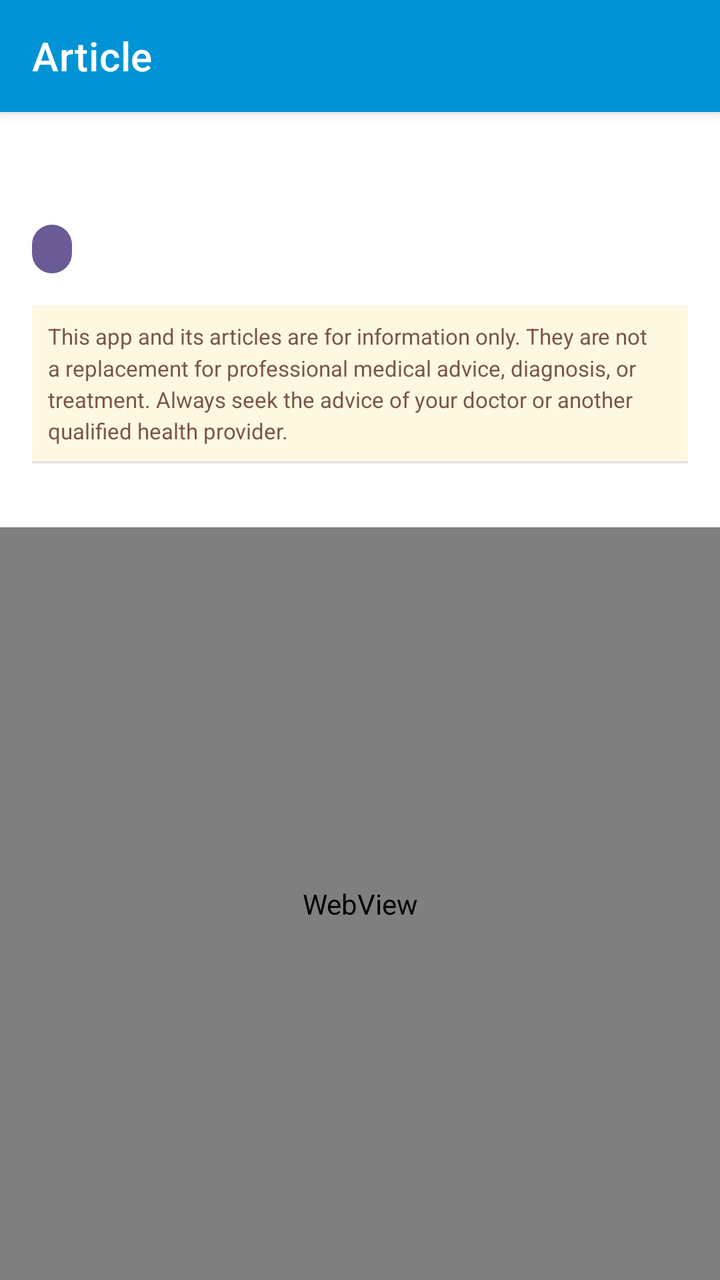
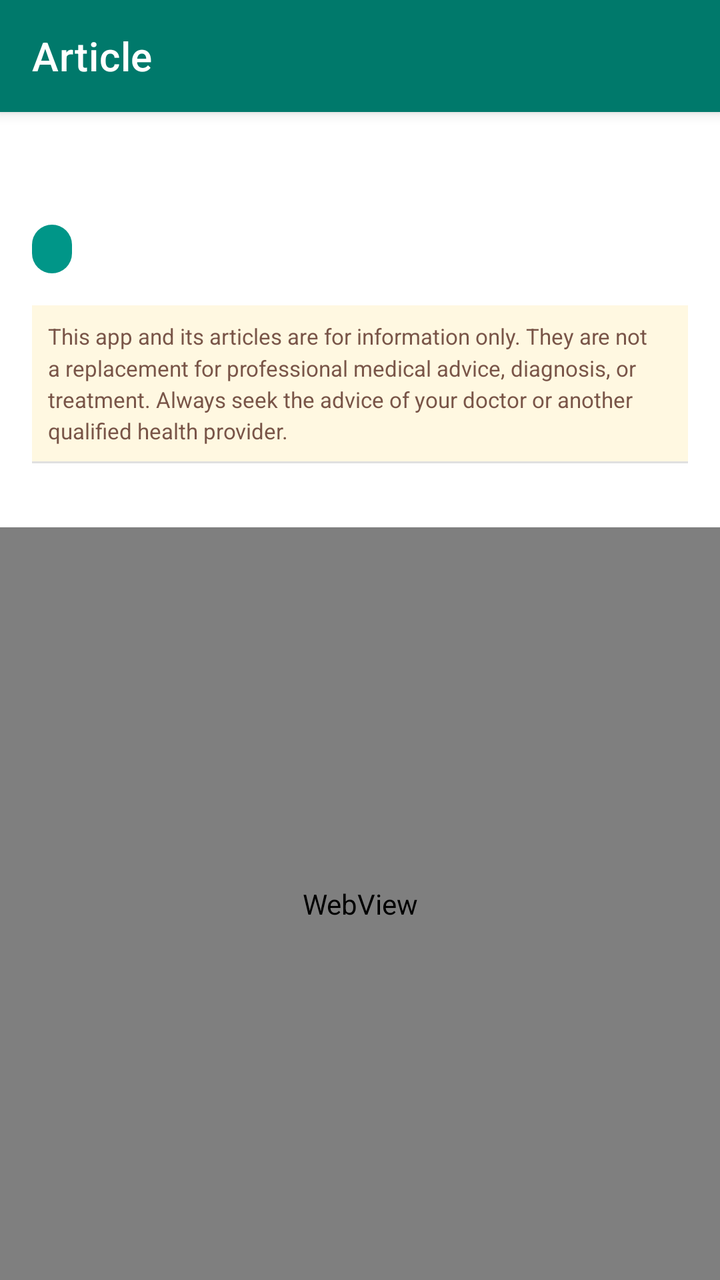

Before-and-after screenshots of an Android layout around one commit, followed by the original layout XML and the change that was made.
<!-- AndroidManifest.xml: application theme Theme.HelloApp -->
<!-- res/layout/activity_article_detail.xml -->
<?xml version="1.0" encoding="utf-8"?>
<androidx.coordinatorlayout.widget.CoordinatorLayout xmlns:android="http://schemas.android.com/apk/res/android"
    xmlns:app="http://schemas.android.com/apk/res-auto"
    android:layout_width="match_parent"
    android:layout_height="match_parent"
    android:background="#FFFFFF">

    <com.google.android.material.appbar.AppBarLayout
        android:layout_width="match_parent"
        android:layout_height="wrap_content"
        android:background="#0093D5">

        <com.google.android.material.appbar.MaterialToolbar
            android:id="@+id/toolbar"
            android:layout_width="match_parent"
            android:layout_height="?attr/actionBarSize"
            app:title="Article"
            app:titleTextColor="@android:color/white"
            app:navigationIconTint="@android:color/white" />

    </com.google.android.material.appbar.AppBarLayout>

    <LinearLayout
        android:layout_width="match_parent"
        android:layout_height="match_parent"
        android:orientation="vertical"
        app:layout_behavior="@string/appbar_scrolling_view_behavior">

        <LinearLayout
            android:layout_width="match_parent"
            android:layout_height="wrap_content"
            android:orientation="vertical"
            android:padding="16dp"
            android:background="#FFFFFF">

            
            <TextView
                android:id="@+id/articleTitle"
                android:layout_width="match_parent"
                android:layout_height="wrap_content"
                android:textSize="24sp"
                android:textStyle="bold"
                android:textColor="#333333"
                android:lineSpacingMultiplier="1.2"
                android:layout_marginBottom="8dp" />

            
            <LinearLayout
                android:layout_width="match_parent"
                android:layout_height="wrap_content"
                android:orientation="horizontal"
                android:layout_marginBottom="16dp">

                <TextView
                    android:id="@+id/articleCategory"
                    android:layout_width="wrap_content"
                    android:layout_height="wrap_content"
                    android:textSize="12sp"
                    android:textColor="@android:color/white"
                    android:textAllCaps="true"
                    android:background="@drawable/category_badge_background"
                    android:paddingHorizontal="10dp"
                    android:paddingVertical="4dp" />

                <TextView
                    android:id="@+id/articleSource"
                    android:layout_width="wrap_content"
                    android:layout_height="wrap_content"
                    android:textSize="12sp"
                    android:textColor="#666666"
                    android:layout_marginStart="12dp"
                    android:gravity="center_vertical" />

            </LinearLayout>

            
            <TextView
                android:id="@+id/articleDisclaimer"
                android:layout_width="match_parent"
                android:layout_height="wrap_content"
                android:padding="8dp"
                android:background="#FFF8E1"
                android:text="@string/disclaimer_articles"
                android:textSize="11sp"
                android:textColor="#795548"
                android:lineSpacingMultiplier="1.2" />

            
            <View
                android:layout_width="match_parent"
                android:layout_height="1dp"
                android:background="#E0E0E0"
                android:layout_marginBottom="16dp" />

        </LinearLayout>

        
        <WebView
            android:id="@+id/articleContent"
            android:layout_width="match_parent"
            android:layout_height="match_parent"
            android:background="#FFFFFF" />

    </LinearLayout>

</androidx.coordinatorlayout.widget.CoordinatorLayout>
<!-- resources referenced by this layout -->
<resources>
  <!-- drawable category_badge_background (drawable) -->
  <?xml version="1.0" encoding="utf-8"?>
  <shape xmlns:android="http://schemas.android.com/apk/res/android"
      android:shape="rectangle">
      <solid android:color="#6B5B95" />
      <corners android:radius="12dp" />
  </shape>
  <string name="disclaimer_articles">This app and its articles are for information only. They are not a replacement for professional medical advice, diagnosis, or treatment. Always seek the advice of your doctor or another qualified health provider.</string>
  <style name="Theme.HelloApp" parent="Theme.MaterialComponents.DayNight.NoActionBar">
          <item name="colorPrimary">@color/teal_500</item>
          <item name="colorPrimaryVariant">@color/teal_700</item>
          <item name="colorOnPrimary">@color/white</item>
          <item name="colorSecondary">@color/light_blue_500</item>
          <item name="colorSecondaryVariant">@color/light_blue_200</item>
          <item name="colorOnSecondary">@color/black</item>
          <item name="android:statusBarColor">@color/teal_700</item>
      </style>
  <color name="teal_500">#FF009688</color>
  <color name="teal_700">#FF00796B</color>
  <color name="white">#FFFFFFFF</color>
  <color name="light_blue_500">#FF03A9F4</color>
  <color name="light_blue_200">#FF81D4FA</color>
  <color name="black">#FF000000</color>
</resources>

<!-- the commit's change to res/layout/activity_article_detail.xml (unified diff, before → after) -->
@@ -8,7 +8,7 @@
     <com.google.android.material.appbar.AppBarLayout
         android:layout_width="match_parent"
         android:layout_height="wrap_content"
-        android:background="#0093D5">
+        android:background="@color/teal_700">
 
         <com.google.android.material.appbar.MaterialToolbar
             android:id="@+id/toolbar"
@@ -92,6 +92,17 @@
                 android:background="#E0E0E0"
                 android:layout_marginBottom="16dp" />
 
+            
+            <Button
+                android:id="@+id/openRapidTestTimerButton"
+                android:layout_width="match_parent"
+                android:layout_height="wrap_content"
+                android:text="@string/rapid_test_open_timer"
+                android:visibility="gone"
+                style="@style/Widget.MaterialComponents.Button.OutlinedButton"
+                android:textAllCaps="false"
+                android:layout_marginBottom="16dp" />
+
         </LinearLayout>
 
         
<!-- resource entries referenced after the edit -->
@@ -4,10 +4,11 @@
   <?xml version="1.0" encoding="utf-8"?>
   <shape xmlns:android="http://schemas.android.com/apk/res/android"
       android:shape="rectangle">
-      <solid android:color="#6B5B95" />
-      <corners android:radius="12dp" />
+      <solid android:color="@color/teal_500" />
+      <corners android:radius="16dp" />
   </shape>
   <string name="disclaimer_articles">This app and its articles are for information only. They are not a replacement for professional medical advice, diagnosis, or treatment. Always seek the advice of your doctor or another qualified health provider.</string>
+  <string name="rapid_test_open_timer">Open rapid test timer</string>
   <style name="Theme.HelloApp" parent="Theme.MaterialComponents.DayNight.NoActionBar">
           <item name="colorPrimary">@color/teal_500</item>
           <item name="colorPrimaryVariant">@color/teal_700</item>
@@ -16,6 +17,9 @@
           <item name="colorSecondaryVariant">@color/light_blue_200</item>
           <item name="colorOnSecondary">@color/black</item>
           <item name="android:statusBarColor">@color/teal_700</item>
+          <item name="shapeAppearanceSmallComponent">@style/ShapeAppearance.App.Rounded.Small</item>
+          <item name="shapeAppearanceMediumComponent">@style/ShapeAppearance.App.Rounded.Medium</item>
+          <item name="shapeAppearanceLargeComponent">@style/ShapeAppearance.App.Rounded.Large</item>
       </style>
   <color name="teal_500">#FF009688</color>
   <color name="teal_700">#FF00796B</color>
@@ -23,5 +27,17 @@
   <color name="light_blue_500">#FF03A9F4</color>
   <color name="light_blue_200">#FF81D4FA</color>
   <color name="black">#FF000000</color>
+  <style name="ShapeAppearance.App.Rounded.Small" parent="ShapeAppearance.MaterialComponents.SmallComponent">
+          <item name="cornerFamily">rounded</item>
+          <item name="cornerSize">12dp</item>
+      </style>
+  <style name="ShapeAppearance.App.Rounded.Medium" parent="ShapeAppearance.MaterialComponents.MediumComponent">
+          <item name="cornerFamily">rounded</item>
+          <item name="cornerSize">16dp</item>
+      </style>
+  <style name="ShapeAppearance.App.Rounded.Large" parent="ShapeAppearance.MaterialComponents.LargeComponent">
+          <item name="cornerFamily">rounded</item>
+          <item name="cornerSize">24dp</item>
+      </style>
 </resources>
 
